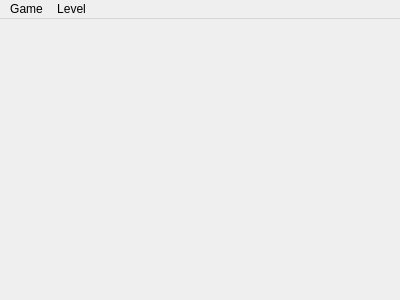
QZAccount/Sudoku-for-SE-task, file src/mainwindow.ui: the form before one commit.
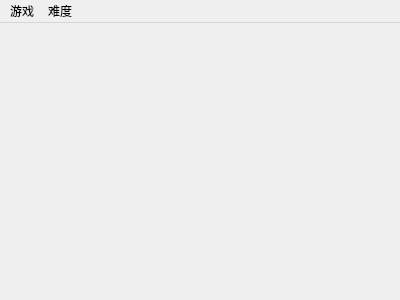
The form after the commit. Icons and pictures are not drawn.

Diff of the .ui file:
```diff
--- a/src/mainwindow.ui
+++ b/src/mainwindow.ui
@@ -23,17 +23,17 @@
      <x>0</x>
      <y>0</y>
      <width>400</width>
-     <height>20</height>
+     <height>26</height>
     </rect>
    </property>
    <widget class="QMenu" name="level_menu">
     <property name="title">
-     <string>Level</string>
+     <string>难度</string>
     </property>
    </widget>
    <widget class="QMenu" name="menuGam">
     <property name="title">
-     <string>Game</string>
+     <string>游戏</string>
     </property>
     <widget class="QMenu" name="grid_size_menu">
      <property name="title">
```
Left out of the diff: 16 changed lines with no effect on the pictures.
